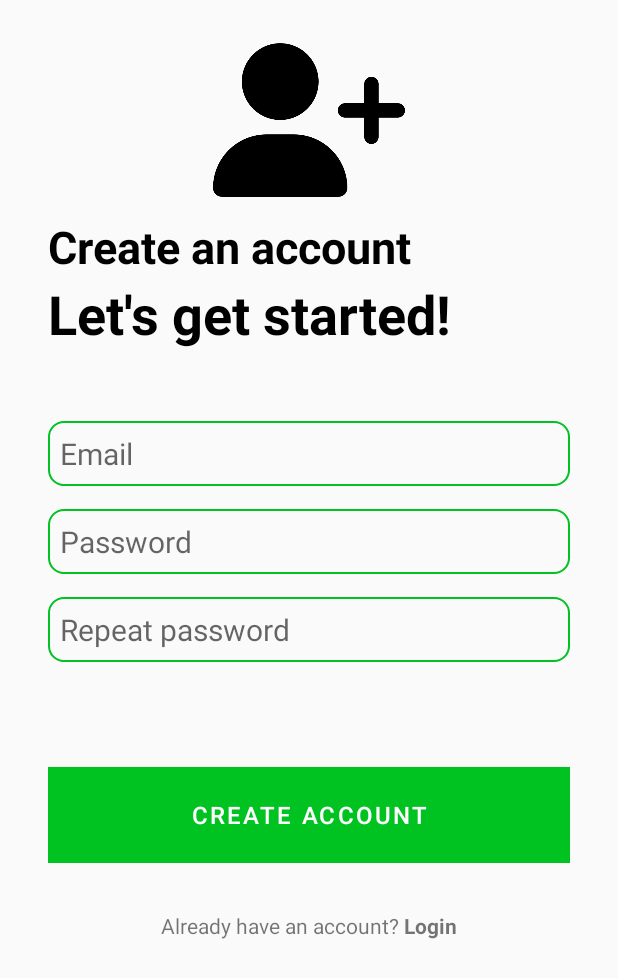
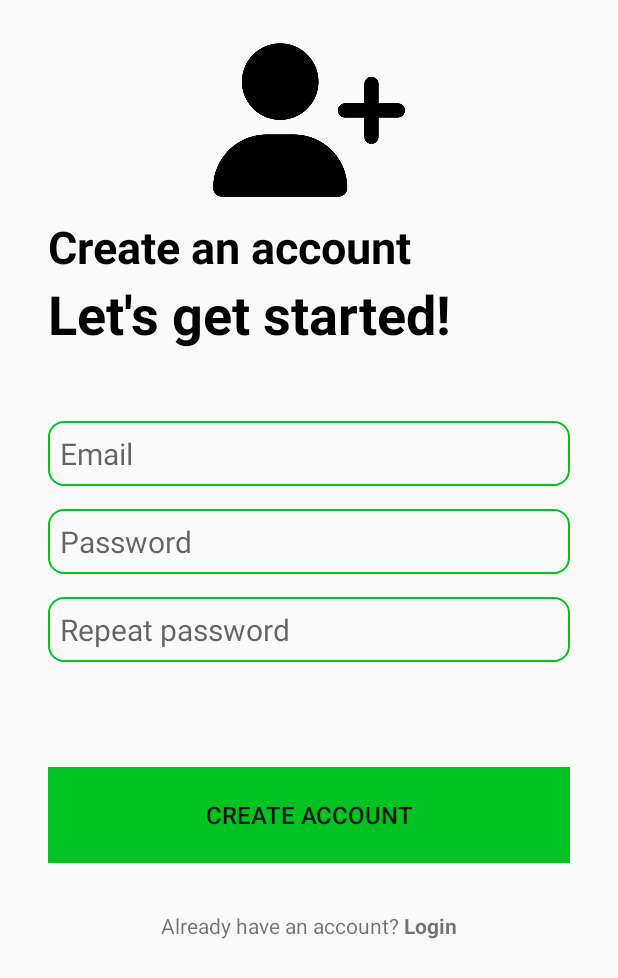
Before and after one commit to MagnuSiwy/Kuchtuj, an Android app: the layout activity_create_account.xml on its own in the app's theme, with its tools: preview values and no code run, on a phone screen of 412 x 824 dp. Shown: the top 978 px of the screen. Run offline under Robolectric (Android 15) with nearby library versions, the phone set to English and light mode, and no system bars.

Commit message:
working create account

```diff
--- a/app/src/main/AndroidManifest.xml
+++ b/app/src/main/AndroidManifest.xml
@@ -16,6 +16,9 @@
             android:name=".MainActivity"
             android:exported="true" />
         <activity
+            android:name=".CreateAccountActivity"
+            android:exported="true" />
+        <activity
             android:name=".SplashActivity"
             android:exported="true">
             <intent-filter>
--- a/app/src/main/java/com/example/kuchtuj_v2/SplashActivity.kt
+++ b/app/src/main/java/com/example/kuchtuj_v2/SplashActivity.kt
@@ -24,7 +24,7 @@ class SplashActivity: AppCompatActivity() {
 
         Handler(Looper.getMainLooper()).postDelayed(object : Runnable {
             override fun run() {
-                startActivity(Intent(this@SplashActivity, MainActivity::class.java))
+                startActivity(Intent(this@SplashActivity, CreateAccountActivity::class.java))
                 finish()
             }
         }, 1000)
--- a/app/src/main/res/layout/activity_create_account.xml
+++ b/app/src/main/res/layout/activity_create_account.xml
@@ -81,7 +81,7 @@
             android:padding="8dp"
             android:layout_marginTop="15dp"/>
 
-        <com.google.android.material.button.MaterialButton
+        <Button
             android:id="@+id/create_account_button"
             android:layout_width="match_parent"
             android:layout_height="64dp"
```
Also changed, not shown: app/src/main/java/com/example/kuchtuj_v2/CreateAccountActivity.kt (+8 -1 lines).
